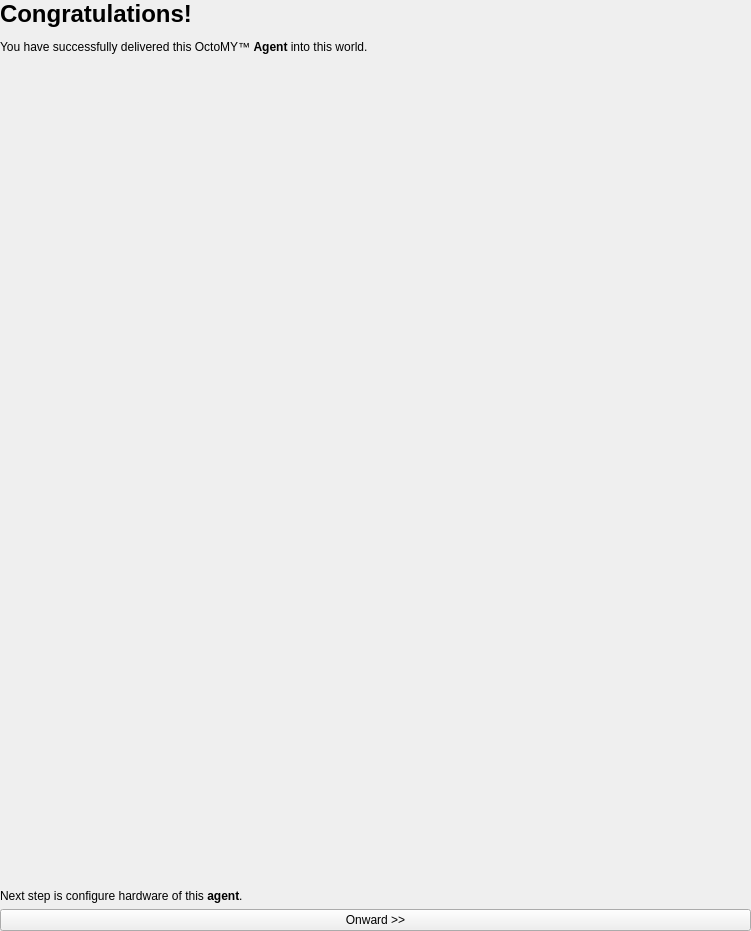
Old version of the form libs/libcore/ui/AgentDeliveryWizard.ui in the repository mrdeveloperdude/OctoMY.
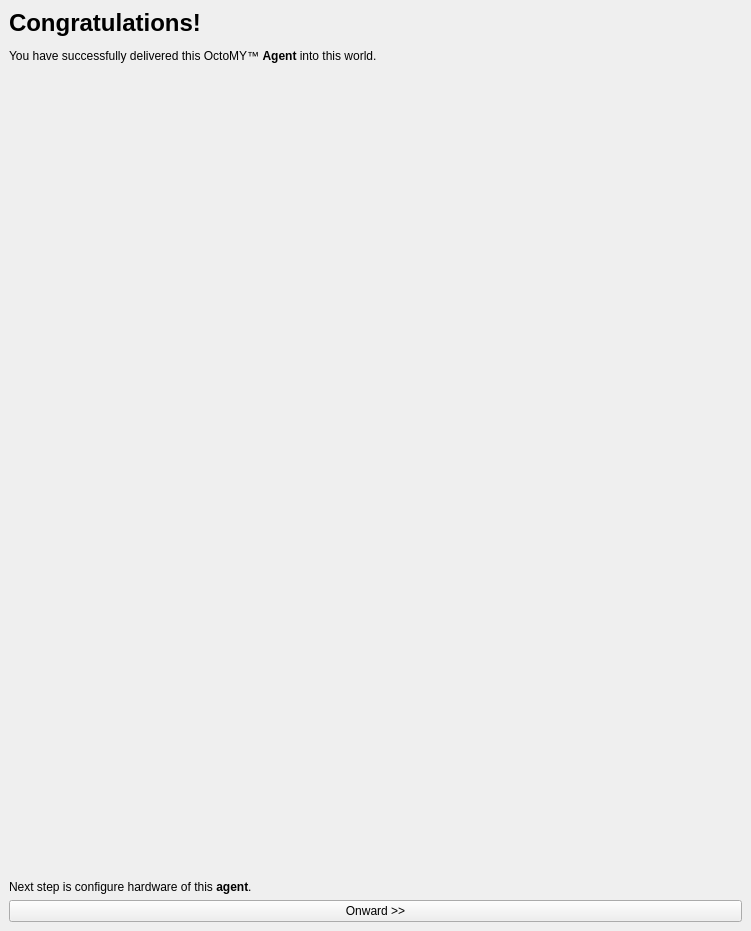
New version of the form. Icons and pictures are not drawn. Custom widgets are drawn as their Qt base class.

Commit message: extracted all agent-related code from CourierSet into new sub-class AgentCourierSet

```diff
--- a/libs/libcore/ui/AgentDeliveryWizard.ui
+++ b/libs/libcore/ui/AgentDeliveryWizard.ui
@@ -259,16 +259,16 @@
      <widget class="QWidget" name="pageDone">
       <layout class="QVBoxLayout" name="verticalLayout_3">
        <property name="leftMargin">
-        <number>0</number>
+        <number>9</number>
        </property>
        <property name="topMargin">
-        <number>0</number>
+        <number>9</number>
        </property>
        <property name="rightMargin">
-        <number>0</number>
+        <number>9</number>
        </property>
        <property name="bottomMargin">
-        <number>0</number>
+        <number>9</number>
        </property>
        <item>
         <widget class="QLabel" name="labelBodyDone">
```
Left out of the diff: 3 changed lines with no effect on the pictures. The commit also changes 12 other files.
